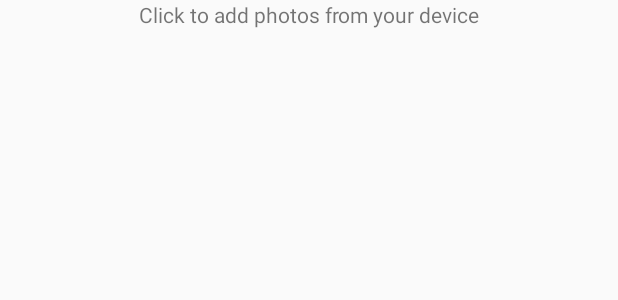
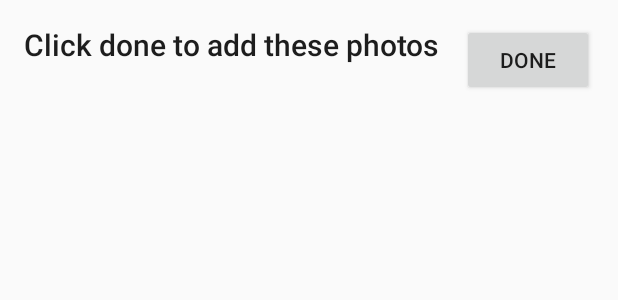
Before and after one commit to rbauwens/cheer-me-up, an Android app: the layout activity_select_photo.xml on its own in the app's theme, with its tools: preview values and no code run, on a phone screen of 412 x 824 dp. Shown: the top 300 px of the screen. Run offline under Robolectric (Android 15) with nearby library versions, the phone set to English and light mode, and no system bars.

Commit message:
Select a photo from device

```diff
--- a/app/src/main/java/com/example/cheermeup/activity/SelectPhotoActivity.java
+++ b/app/src/main/java/com/example/cheermeup/activity/SelectPhotoActivity.java
@@ -2,16 +2,49 @@ package com.example.cheermeup.activity;
 
 import androidx.appcompat.app.AppCompatActivity;
 
+import android.content.Intent;
+import android.graphics.Bitmap;
+import android.net.Uri;
 import android.os.Bundle;
+import android.provider.MediaStore;
+import android.widget.ImageView;
 
 import com.example.cheermeup.R;
 
+import java.io.IOException;
+
 public class SelectPhotoActivity extends AppCompatActivity {
+
+    public final static int PICK_PHOTO_CODE = 1046;
 
     @Override
     protected void onCreate(Bundle savedInstanceState) {
         super.onCreate(savedInstanceState);
         setContentView(R.layout.activity_select_photo);
 
+        Intent intent = new Intent(Intent.ACTION_PICK,
+                MediaStore.Images.Media.EXTERNAL_CONTENT_URI);
+
+        if (intent.resolveActivity(getPackageManager()) != null) {
+            startActivityForResult(intent, PICK_PHOTO_CODE);
+        }
+    }
+
+    @Override
+    public void onActivityResult(int requestCode, int resultCode, Intent data) {
+        if (data != null) {
+            Uri photoUri = data.getData();
+            // Do something with the photo based on Uri
+            Bitmap selectedImage = null;
+            try {
+                selectedImage = MediaStore.Images.Media.getBitmap(this.getContentResolver(), photoUri);
+            } catch (IOException e) {
+                e.printStackTrace();
+            }
+            // Load the selected image into a preview
+            ImageView ivPreview = findViewById(R.id.ivPreview);
+            ivPreview.setImageBitmap(selectedImage);
+        }
+        super.onActivityResult(requestCode, resultCode, data);
     }
 }
--- a/app/src/main/res/layout/activity_select_photo.xml
+++ b/app/src/main/res/layout/activity_select_photo.xml
@@ -4,15 +4,47 @@
     xmlns:tools="http://schemas.android.com/tools"
     android:layout_width="match_parent"
     android:layout_height="match_parent"
-    tools:context=".activity.SelectPhotoActivity">
+    tools:context=".activity.SelectPhotoActivity"
+    tools:layout_editor_absoluteY="25dp">
 
     <TextView
-        android:id="@+id/textView2"
+        android:id="@+id/selectPhotoText"
         android:layout_width="wrap_content"
         android:layout_height="wrap_content"
-        android:text="TextView"
+        android:layout_marginStart="16dp"
+        android:layout_marginTop="16dp"
+        android:layout_marginLeft="16dp"
+        android:textColor="#ED0C0C0C"
+        android:textSize="20sp"
+        android:text="@string/select_photos"
+        app:fontFamily="sans-serif-medium"
+        app:layout_constraintStart_toStartOf="parent"
+        app:layout_constraintTop_toTopOf="parent"
+    />
+
+    <Button
+        android:id="@+id/button"
+        android:layout_width="wrap_content"
+        android:layout_height="wrap_content"
+        android:layout_marginTop="16dp"
+        android:layout_marginEnd="16dp"
+        android:layout_marginRight="16dp"
+        android:text="@string/done"
         app:layout_constraintEnd_toEndOf="parent"
+        app:layout_constraintTop_toTopOf="parent"
+        tools:layout_editor_absoluteY="-1dp" />
+
+    <ImageView
+        android:id="@+id/ivPreview"
+        android:layout_width="373dp"
+        android:layout_height="332dp"
+        android:layout_marginTop="8dp"
+        app:layout_constraintBottom_toBottomOf="parent"
+        app:layout_constraintEnd_toEndOf="parent"
+        app:layout_constraintHorizontal_bias="0.536"
         app:layout_constraintStart_toStartOf="parent"
-        tools:layout_editor_absoluteY="539dp"
-        tools:text="@string/select_photos" />
+        app:layout_constraintTop_toBottomOf="@+id/selectPhotoText" />
+
+
+
 </androidx.constraintlayout.widget.ConstraintLayout>
--- a/app/src/main/res/values/strings.xml
+++ b/app/src/main/res/values/strings.xml
@@ -13,7 +13,8 @@
     <!-- Settings Page labels -->
     <string name="photo_settings_header">View and Edit your Cheer Me Up Photos</string>
     <string name="add_photos">Add photos from device</string>
-    <string name="select_photos">Click to add photos from your device</string>
+    <string name="select_photos">Click done to add these photos</string>
+    <string name="done">Done</string>
 
     <!-- Navigation Drawer menu labels -->
     <string name="nav_home">Home</string>
```
